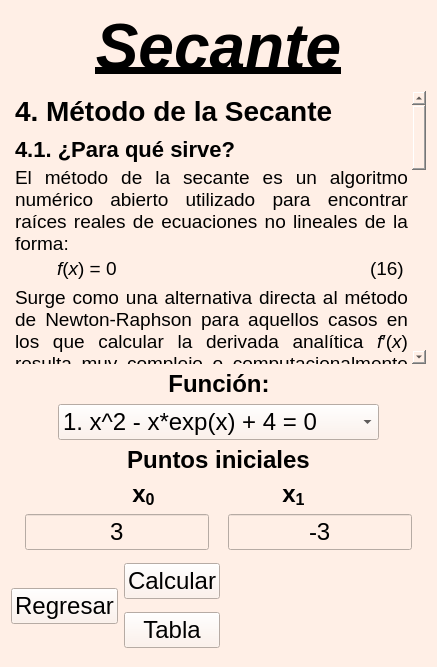
ikababiz/Proyecto-Metodos-Numericos-I, file Secante.ui: the form before one commit.
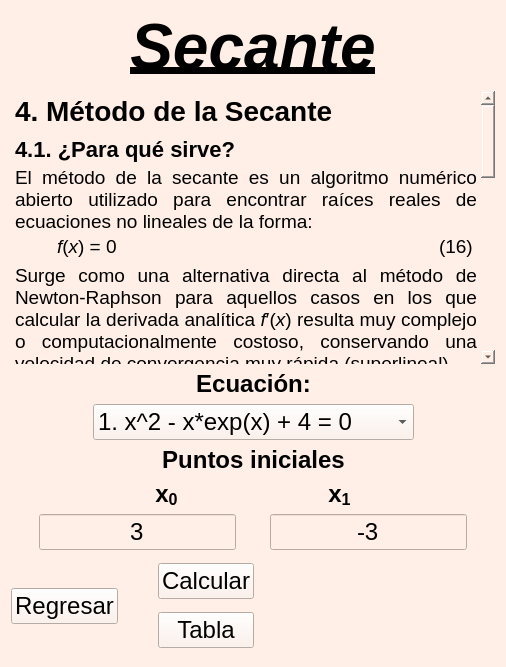
The form after the commit. Icons and pictures are not drawn.

Commit message: Correción de función- -> ecuación

Diff of the .ui file:
```diff
--- a/Secante.ui
+++ b/Secante.ui
@@ -6,7 +6,7 @@
    <rect>
     <x>0</x>
     <y>0</y>
-    <width>421</width>
+    <width>506</width>
     <height>667</height>
    </rect>
   </property>
@@ -176,7 +176,7 @@
         </font>
        </property>
        <property name="text">
-        <string>&lt;html&gt;&lt;head/&gt;&lt;body&gt;&lt;p align=&quot;center&quot;&gt;	Función:&lt;/p&gt;&lt;/body&gt;&lt;/html&gt;</string>
+        <string>&lt;html&gt;&lt;head/&gt;&lt;body&gt;&lt;p align=&quot;center&quot;&gt;Ecuación:&lt;/p&gt;&lt;/body&gt;&lt;/html&gt;</string>
        </property>
       </widget>
      </item>
```
Left out of the diff: 2 changed lines with no effect on the pictures. The commit also changes 3 other files.
